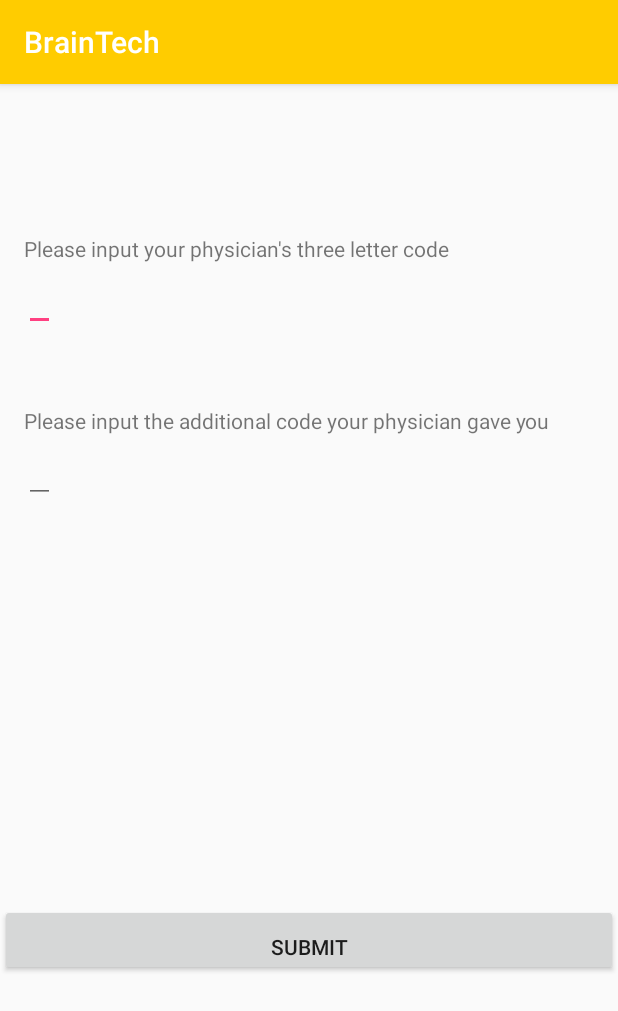
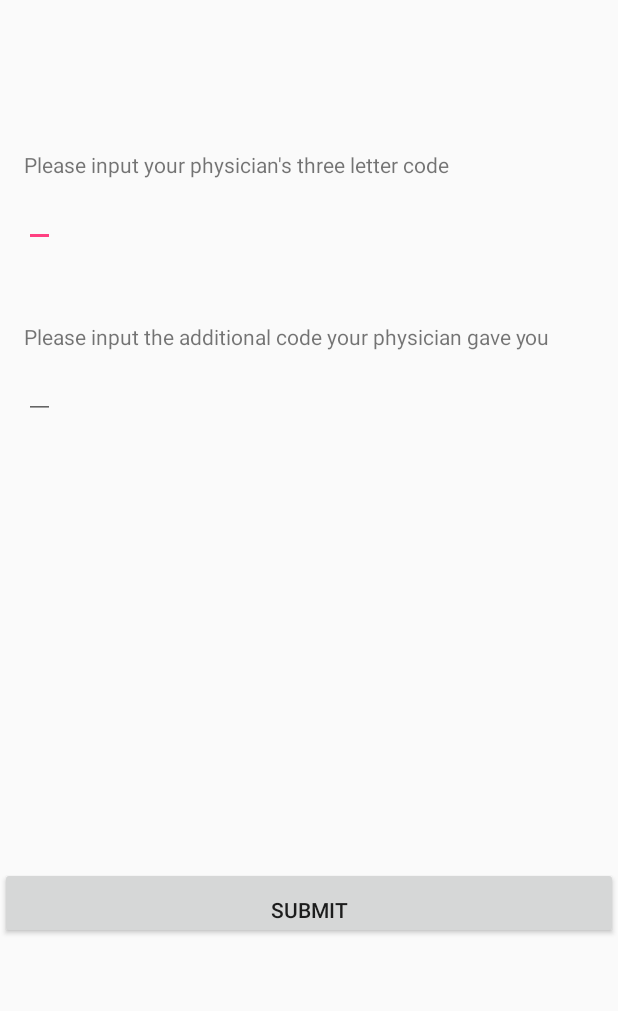
Before and after one commit to davidwang501/BrainTech-Project, an Android app: the screen it shows after launch (HomeActivity), on a phone screen of 412 x 824 dp. Shown: the top 1011 px of the screen. Run offline under Robolectric (Android 15) with nearby library versions, the light colour scheme and no system bars.

Commit message:
Successfully
Finally succeeded in integrating

```diff
--- a/BrainTech/app/src/main/res/values/styles.xml
+++ b/BrainTech/app/src/main/res/values/styles.xml
@@ -6,6 +6,8 @@
         <item name="colorPrimary">@color/colorPrimary</item>
         <item name="colorPrimaryDark">@color/colorPrimaryDark</item>
         <item name="colorAccent">@color/colorAccent</item>
+        <item name="windowActionBar">false</item>
+        <item name="windowNoTitle">true</item>
     </style>
 
     <style name="AppTheme.NoActionBar">
```
Also changed, not shown: BrainTech/app/src/main/java/com/example/justin/braintech/HomeActivity.java (+21 -0 lines).
